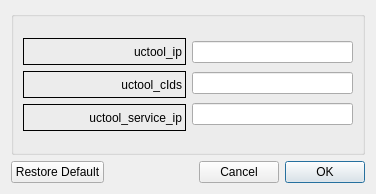
The window that LTEsimGeneratorGUI/Ui/DataForms/uctoolform.ui (moniss23/junit4) describes before a commit, drawn with Qt 5.
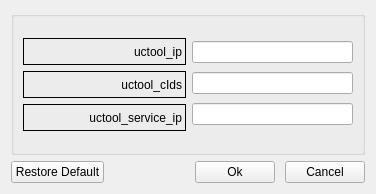
The same window after the commit.

Commit message: Changed channemModels, ucTool, UBsim, UE forms. In trafficMap they have cancel button enabled.

Diff of the .ui file:
```diff
--- a/LTEsimGeneratorGUI/Ui/DataForms/uctoolform.ui
+++ b/LTEsimGeneratorGUI/Ui/DataForms/uctoolform.ui
@@ -164,14 +164,25 @@
       </spacer>
      </item>
      <item>
-      <widget class="QDialogButtonBox" name="buttonBox">
-       <property name="layoutDirection">
-        <enum>Qt::RightToLeft</enum>
+      <layout class="QHBoxLayout" name="horizontalLayout_3">
+       <property name="spacing">
+        <number>10</number>
        </property>
-       <property name="standardButtons">
-        <set>QDialogButtonBox::Cancel|QDialogButtonBox::Ok</set>
-       </property>
-      </widget>
+       <item>
+        <widget class="QPushButton" name="okButton">
+         <property name="text">
+          <string>Ok</string>
+         </property>
+        </widget>
+       </item>
+       <item>
+        <widget class="QPushButton" name="cancelButton">
+         <property name="text">
+          <string>Cancel</string>
+         </property>
+        </widget>
+       </item>
+      </layout>
      </item>
     </layout>
    </item>
```
The commit also changes 9 other files.
